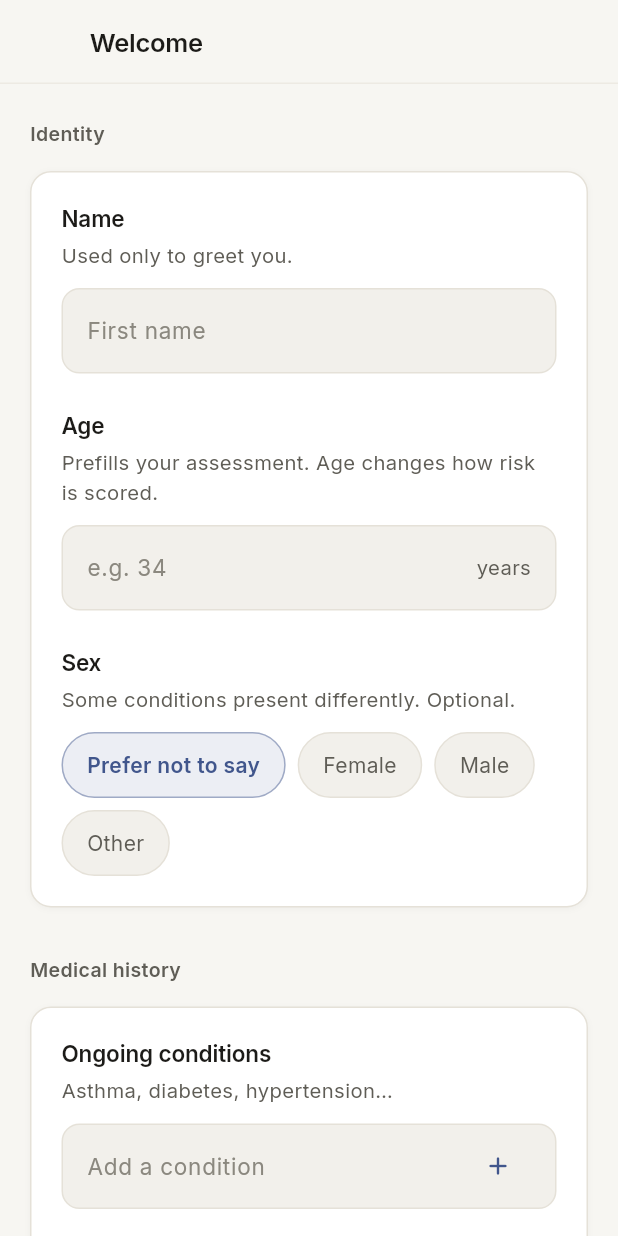
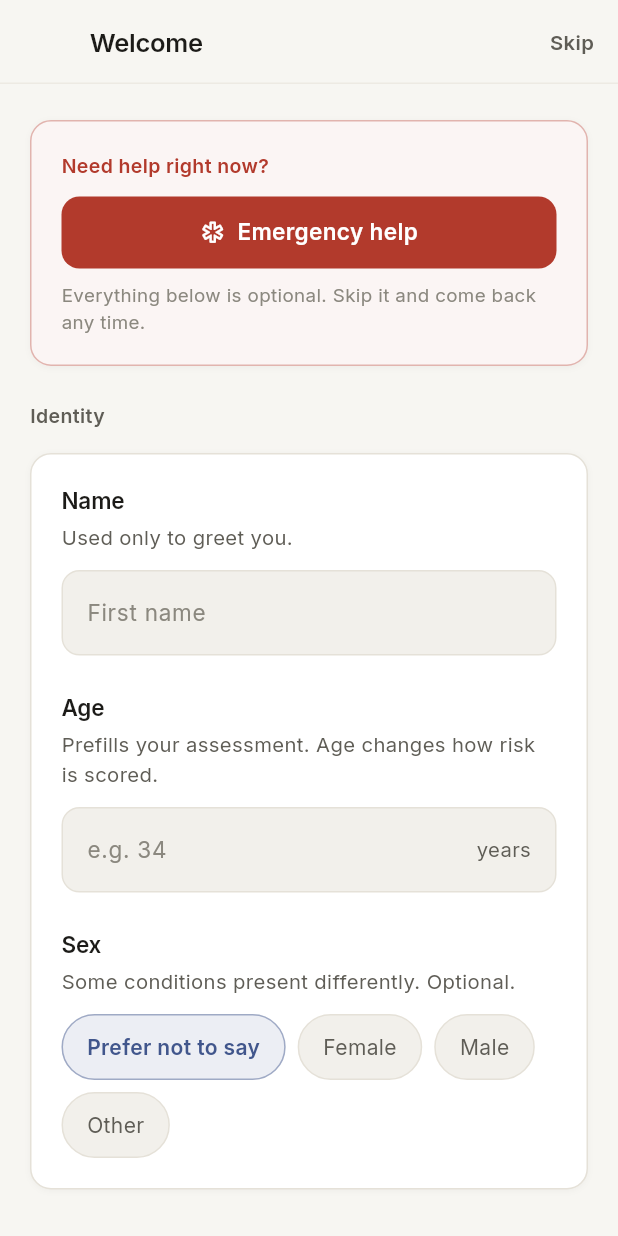
Before and after one commit to prasanna-b007/Health-Bot, a Flutter app: the ProfileScreen screen opened directly, on a phone screen of 412 x 824 dp. Run offline on Flutter 3.47's test engine with Material 3 defaults, Android fonts, the phone set to English and light mode, and no system bars; our stand-ins replace geolocator, google_fonts, share_plus, shared_preferences; accounts and stored records are empty; statements that could not run were skipped.

Commit message:
fix: ask personal details only when starting symptom check, not on app launch

```diff
--- a/health_bot_app/lib/screens/profile_screen.dart
+++ b/health_bot_app/lib/screens/profile_screen.dart
@@ -10,7 +10,8 @@ import '../theme/text_styles.dart';
 import '../widgets/app_button.dart';
 import '../widgets/inputs.dart';
 import '../widgets/ui.dart';
-import 'home_screen.dart';
+import 'assessment_form_screen.dart';
+import 'hospital_finder_screen.dart';
 
 /// Where the app's memory of the user is edited.
 ///
@@ -61,9 +62,12 @@ class _ProfileScreenState extends State<ProfileScreen> {
     _conditions = [...p.conditions];
     _allergies = [...p.allergies];
     _medications = [...p.medications];
-    _smokingHistory = TextEditingController(text: p.smokingHistory ?? '')..addListener(_markDirty);
-    _alcoholHistory = TextEditingController(text: p.alcoholHistory ?? '')..addListener(_markDirty);
-    _drugHistory = TextEditingController(text: p.drugHistory ?? '')..addListener(_markDirty);
+    _smokingHistory = TextEditingController(text: p.smokingHistory ?? '')
+      ..addListener(_markDirty);
+    _alcoholHistory = TextEditingController(text: p.alcoholHistory ?? '')
+      ..addListener(_markDirty);
+    _drugHistory = TextEditingController(text: p.drugHistory ?? '')
+      ..addListener(_markDirty);
     _ageFocus.addListener(() {
       if (!_ageFocus.hasFocus && mounted) setState(() => _ageTouched = true);
     });
@@ -108,9 +112,15 @@ class _ProfileScreenState extends State<ProfileScreen> {
     conditions: _conditions,
     allergies: _allergies,
     medications: _medications,
-    smokingHistory: _smokingHistory.text.trim().isEmpty ? null : _smokingHistory.text.trim(),
-    alcoholHistory: _alcoholHistory.text.trim().isEmpty ? null : _alcoholHistory.text.trim(),
-    drugHistory: _drugHistory.text.trim().isEmpty ? null : _drugHistory.text.trim(),
+    smokingHistory: _smokingHistory.text.trim().isEmpty
+        ? null
+        : _smokingHistory.text.trim(),
+    alcoholHistory: _alcoholHistory.text.trim().isEmpty
+        ? null
+        : _alcoholHistory.text.trim(),
+    drugHistory: _drugHistory.text.trim().isEmpty
+        ? null
+        : _drugHistory.text.trim(),
   );
 
   Future<void> _save() async {
@@ -125,9 +135,73 @@ class _ProfileScreenState extends State<ProfileScreen> {
       const SnackBar(content: Text('Profile saved on this device')),
     );
     if (widget.isFirstRun) {
-      Navigator.of(context).pushReplacement(
-        MaterialPageRoute(builder: (_) => const HomeScreen()),
+      await _store.markOnboarded();
+      if (!mounted) return;
+      // Continue to the symptom check — HomeScreen is already beneath.
+      Navigator.of(
+        context,
+      ).pushReplacement(MaterialPageRoute(builder: (_) => const AssessmentFormScreen()));
+    } else {
+      Navigator.of(context).pop();
+    }
+  }
+
+  /// Leaves the welcome screen without saving anything, for good.
+  ///
+  /// Every field is optional, but the only way past the welcome screen used
+  /// to be the button at the bottom of the form — and leaving the form empty
+  /// meant seeing it again on every launch, because "onboarded" was inferred
+  /// from the profile having something in it.
+  Future<void> _skip() async {
+    await _store.markOnboarded();
+    if (!mounted) return;
+    // Continue to the symptom check — HomeScreen is already beneath.
+    Navigator.of(
+      context,
+    ).pushReplacement(MaterialPageRoute(builder: (_) => const AssessmentFormScreen()));
+  }
+
+  /// Emergency help before any form. Someone opening the app for the first
+  /// time in an emergency must not have to fill in or skip anything first.
+  void _openEmergency() {
+    Navigator.of(context).push(
+      MaterialPageRoute(
+        builder: (_) => const HospitalFinderScreen(
+          emergencyReason: 'You opened emergency help from the welcome screen.',
+        ),
+      ),
     );
+  }
+
+  /// Back from an edited profile asks before discarding the edits.
+  Future<void> _confirmDiscard() async {
+    final discard = await showDialog<bool>(
+      context: context,
+      builder: (context) => AlertDialog(
+        backgroundColor: AppColors.surface,
+        title: Text('Discard changes?', style: AppText.h2),
+        content: Text(
+          'Your edits to the profile have not been saved.',
+          style: AppText.bodyMuted,
+        ),
+        actions: [
+          TextButton(
+            onPressed: () => Navigator.pop(context, false),
+            child: const Text('Keep editing'),
+          ),
+          TextButton(
+            onPressed: () => Navigator.pop(context, true),
+            child: const Text('Discard'),
+          ),
+        ],
+      ),
+    );
+    if (discard == true && mounted) Navigator.of(context).pop();
+  }
+
+  void _onBack() {
+    if (_dirty) {
+      _confirmDiscard();
     } else {
       Navigator.of(context).pop();
     }
@@ -177,7 +251,12 @@ class _ProfileScreenState extends State<ProfileScreen> {
 
   @override
   Widget build(BuildContext context) {
-    return Scaffold(
+    return PopScope(
+      canPop: widget.isFirstRun || !_dirty,
+      onPopInvokedWithResult: (didPop, _) {
+        if (!didPop) _confirmDiscard();
+      },
+      child: Scaffold(
         body: Column(
           children: [
             SafeArea(
@@ -189,8 +268,18 @@ class _ProfileScreenState extends State<ProfileScreen> {
                     : AppIconButton(
                         icon: Icons.arrow_back_rounded,
                         tooltip: 'Back',
-                      onTap: () => Navigator.of(context).pop(),
+                        onTap: _onBack,
                       ),
+                actions: [
+                  if (widget.isFirstRun)
+                    AppButton(
+                      label: 'Skip',
+                      variant: AppButtonVariant.ghost,
+                      fullWidth: false,
+                      compact: true,
+                      onPressed: _skip,
+                    ),
+                ],
               ),
             ),
             Expanded(
@@ -202,6 +291,10 @@ class _ProfileScreenState extends State<ProfileScreen> {
                   AppTheme.space32,
                 ),
                 children: [
+                  if (widget.isFirstRun) ...[
+                    _WelcomeEmergency(onTap: _openEmergency),
+                    const SizedBox(height: AppTheme.space24),
+                  ],
                   const SectionHeading('Identity'),
                   const SizedBox(height: AppTheme.space16),
                   AppCard(
@@ -304,7 +397,10 @@ class _ProfileScreenState extends State<ProfileScreen> {
                       children: [
                         Text('Smoking', style: AppText.h3),
                         const SizedBox(height: AppTheme.space4),
-                      Text('Do you smoke, for how long, or in the past?', style: AppText.bodySm),
+                        Text(
+                          'Do you smoke, for how long, or in the past?',
+                          style: AppText.bodySm,
+                        ),
                         const SizedBox(height: AppTheme.space12),
                         AppTextField(
                           controller: _smokingHistory,
@@ -326,7 +422,10 @@ class _ProfileScreenState extends State<ProfileScreen> {
 
                         Text('Drugs', style: AppText.h3),
                         const SizedBox(height: AppTheme.space4),
-                      Text('Do you use recreational drugs?', style: AppText.bodySm),
+                        Text(
+                          'Do you use recreational drugs?',
+                          style: AppText.bodySm,
+                        ),
                         const SizedBox(height: AppTheme.space12),
                         AppTextField(
                           controller: _drugHistory,
@@ -359,6 +458,42 @@ class _ProfileScreenState extends State<ProfileScreen> {
                     ),
                 ],
               ),
+            ),
+          ],
+        ),
+      ),
+    );
+  }
+}
+
+/// The welcome screen's way straight to emergency care, above the form.
+class _WelcomeEmergency extends StatelessWidget {
+  const _WelcomeEmergency({required this.onTap});
+
+  final VoidCallback onTap;
+
+  @override
+  Widget build(BuildContext context) {
+    return AppCard(
+      accent: AppColors.ember,
+      child: Column(
+        crossAxisAlignment: CrossAxisAlignment.stretch,
+        children: [
+          Text(
+            'Need help right now?',
+            style: AppText.label.copyWith(color: AppColors.ember),
+          ),
+          const SizedBox(height: AppTheme.space12),
+          AppButton(
+            label: 'Emergency help',
+            icon: Icons.emergency_outlined,
+            variant: AppButtonVariant.danger,
+            onPressed: onTap,
+          ),
+          const SizedBox(height: AppTheme.space8),
+          Text(
+            'Everything below is optional. Skip it and come back any time.',
+            style: AppText.caption,
           ),
         ],
       ),
```
Also changed, not shown: health_bot_app/lib/screens/home_screen.dart (+7 -1 lines), health_bot_app/lib/screens/splash_screen.dart (+3 -7 lines). Lines whose indentation alone changed are shown as unchanged.
